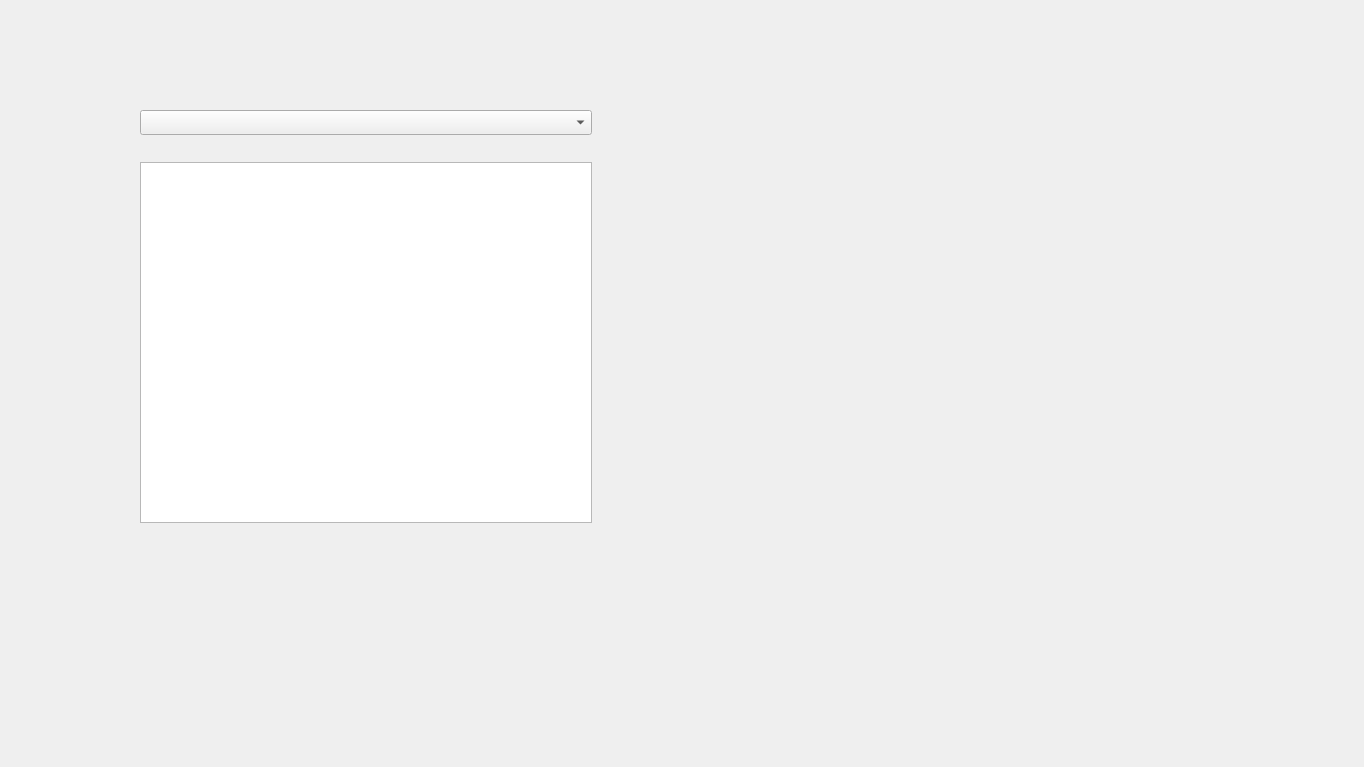
Qt form appetizer-core/mainwindow.ui (AngelGenis/Appetizer) before a commit.
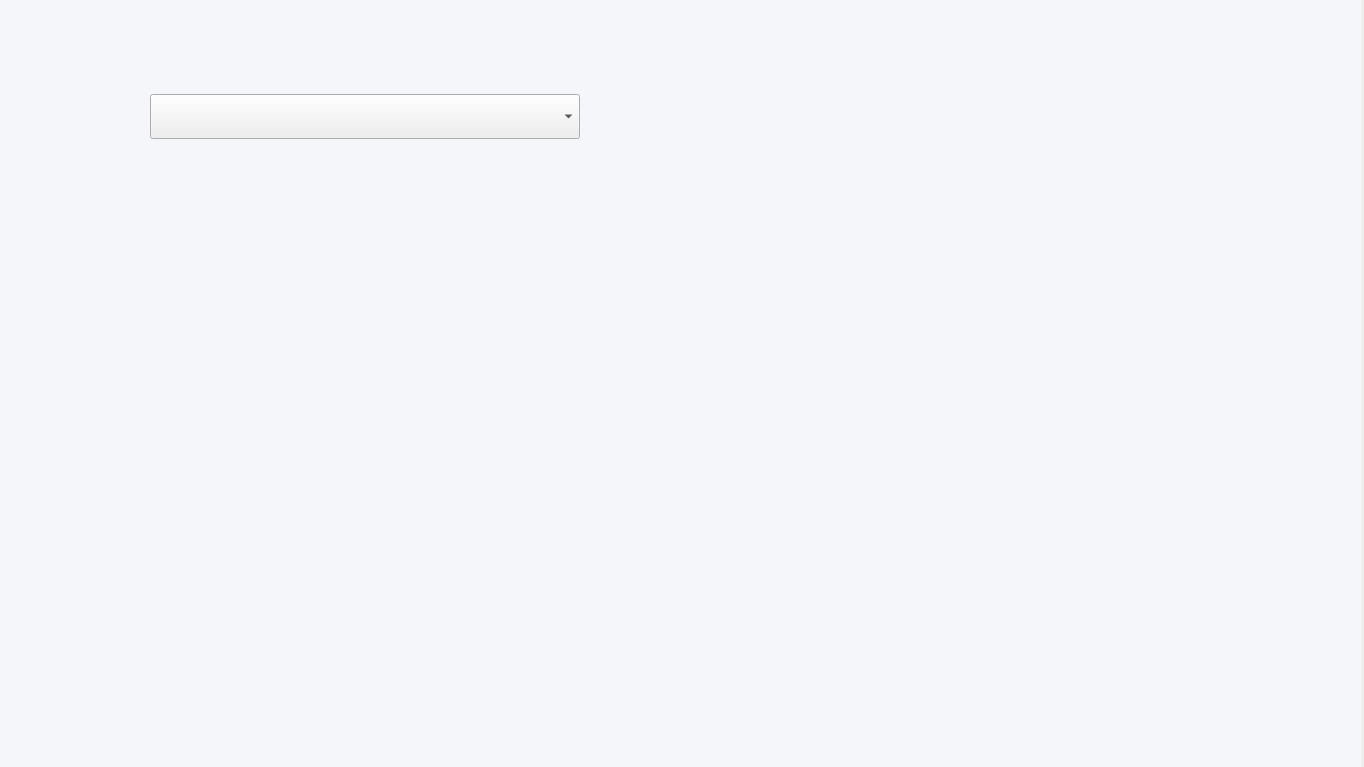
The same form after that commit. Custom widgets are drawn as their Qt base class.

Commit message: Crear interfaz del KeyPad

```diff
--- a/appetizer-core/mainwindow.ui
+++ b/appetizer-core/mainwindow.ui
@@ -25,9 +25,9 @@
    <widget class="QStackedWidget" name="stackedWidget">
     <property name="geometry">
      <rect>
-      <x>10</x>
+      <x>0</x>
       <y>0</y>
-      <width>1366</width>
+      <width>1361</width>
       <height>767</height>
      </rect>
     </property>
@@ -38,10 +38,10 @@
      <widget class="QComboBox" name="lista_categorias">
       <property name="geometry">
        <rect>
-        <x>130</x>
-        <y>110</y>
-        <width>452</width>
-        <height>25</height>
+        <x>150</x>
+        <y>94</y>
+        <width>430</width>
+        <height>45</height>
        </rect>
       </property>
       <item>
@@ -81,7 +81,7 @@
         <x>774</x>
         <y>108</y>
         <width>480</width>
-        <height>397</height>
+        <height>421</height>
        </rect>
       </property>
       <property name="minimumSize">
@@ -96,10 +96,14 @@
        <rect>
         <x>130</x>
         <y>162</y>
-        <width>452</width>
+        <width>471</width>
         <height>361</height>
        </rect>
       </property>
+      <property name="styleSheet">
+       <string notr="true">border: none;
+background: #F5F6FA;</string>
+      </property>
       <property name="horizontalScrollBarPolicy">
        <enum>Qt::ScrollBarAlwaysOff</enum>
       </property>
@@ -110,6 +114,26 @@
        <number>6</number>
       </property>
      </widget>
+     <widget class="QLabel" name="label_2">
+      <property name="geometry">
+       <rect>
+        <x>0</x>
+        <y>0</y>
+        <width>1361</width>
+        <height>767</height>
+       </rect>
+      </property>
+      <property name="styleSheet">
+       <string notr="true">background: #F5F6FA;</string>
+      </property>
+      <property name="text">
+       <string/>
+      </property>
+     </widget>
+     <zorder>label_2</zorder>
+     <zorder>lista_categorias</zorder>
+     <zorder>keypad</zorder>
+     <zorder>userListView</zorder>
     </widget>
     <widget class="QWidget" name="welcomePage">
      <widget class="QLabel" name="label">
```
The commit also changes 2 other files.
